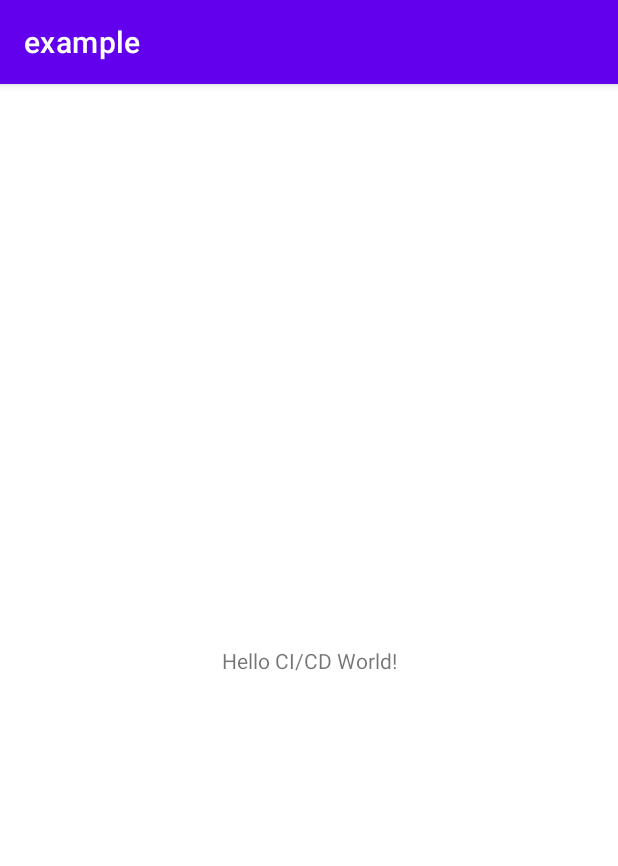
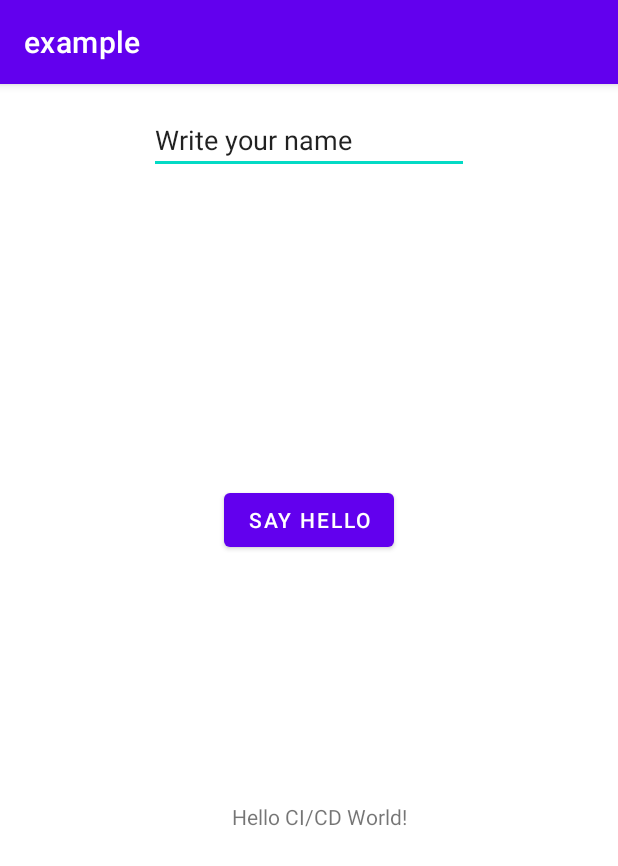
Before and after one commit to paulormj/AndroidExample, an Android app: the screen it shows after launch (MainActivity), on a phone screen of 412 x 824 dp. Shown: the top 866 px of the screen. Run offline under Robolectric (Android 15) with nearby library versions, the phone set to English and light mode, and no system bars.

Commit message:
Add feature 1

```diff
--- a/app/src/main/res/layout/activity_main.xml
+++ b/app/src/main/res/layout/activity_main.xml
@@ -7,12 +7,37 @@
     tools:context=".MainActivity">
 
     <TextView
+        android:id="@+id/textView"
         android:layout_width="wrap_content"
         android:layout_height="wrap_content"
         android:text="Hello CI/CD World!"
         app:layout_constraintBottom_toBottomOf="parent"
+        app:layout_constraintHorizontal_bias="0.523"
         app:layout_constraintLeft_toLeftOf="parent"
         app:layout_constraintRight_toRightOf="parent"
+        app:layout_constraintTop_toTopOf="parent"
+        app:layout_constraintVertical_bias="0.639" />
+
+    <Button
+        android:id="@+id/helloButton"
+        android:layout_width="wrap_content"
+        android:layout_height="wrap_content"
+        android:layout_marginBottom="164dp"
+        android:text="Say Hello"
+        app:layout_constraintBottom_toTopOf="@+id/textView"
+        app:layout_constraintEnd_toEndOf="parent"
+        app:layout_constraintStart_toStartOf="parent" />
+
+    <EditText
+        android:id="@+id/editTextTextPersonName"
+        android:layout_width="wrap_content"
+        android:layout_height="wrap_content"
+        android:layout_marginBottom="192dp"
+        android:ems="10"
+        android:inputType="textPersonName"
+        android:text="Write your name"
+        app:layout_constraintBottom_toTopOf="@+id/helloButton"
+        app:layout_constraintEnd_toEndOf="parent"
+        app:layout_constraintStart_toStartOf="parent"
         app:layout_constraintTop_toTopOf="parent" />
-
 </androidx.constraintlayout.widget.ConstraintLayout>
```
